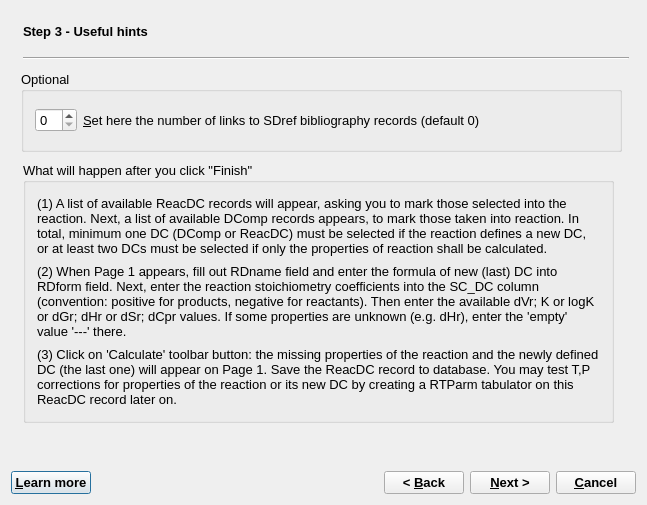
Old version of the form GUI/Dialogs4/ReacDCWizard4.ui in the repository gemshub/GEMSGUI.
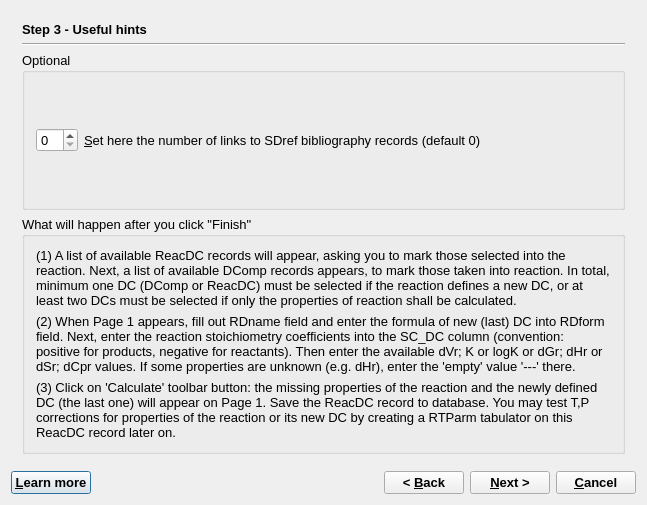
New version of the form. The open tabs and pages were chosen to show the change.

Patch:
```diff
--- a/GUI/Dialogs4/ReacDCWizard4.ui
+++ b/GUI/Dialogs4/ReacDCWizard4.ui
@@ -24,8 +24,8 @@
   <property name="modal">
    <bool>true</bool>
   </property>
-  <layout class="QGridLayout" name="gridLayout">
-   <item row="0" column="0">
+  <layout class="QVBoxLayout" name="verticalLayout_4">
+   <item>
     <widget class="QStackedWidget" name="stackedWidget">
      <property name="mouseTracking">
       <bool>false</bool>
@@ -963,15 +963,9 @@
       </layout>
      </widget>
      <widget class="QWidget" name="page_4">
+      <layout class="QVBoxLayout" name="verticalLayout_3">
+       <item>
       <widget class="QLabel" name="label_3">
-       <property name="geometry">
-        <rect>
-         <x>12</x>
-         <y>12</y>
-         <width>131</width>
-         <height>16</height>
-        </rect>
-       </property>
        <property name="sizePolicy">
         <sizepolicy hsizetype="Preferred" vsizetype="Fixed">
          <horstretch>0</horstretch>
@@ -988,28 +982,16 @@
         <string>Step 3 - Useful hints</string>
        </property>
       </widget>
+       </item>
+       <item>
       <widget class="Line" name="line_4">
-       <property name="geometry">
-        <rect>
-         <x>12</x>
-         <y>39</y>
-         <width>606</width>
-         <height>16</height>
-        </rect>
-       </property>
        <property name="orientation">
         <enum>Qt::Horizontal</enum>
        </property>
       </widget>
+       </item>
+       <item>
       <widget class="QGroupBox" name="groupBox_5">
-       <property name="geometry">
-        <rect>
-         <x>10</x>
-         <y>60</y>
-         <width>601</width>
-         <height>81</height>
-        </rect>
-       </property>
        <property name="sizePolicy">
         <sizepolicy hsizetype="Preferred" vsizetype="Minimum">
          <horstretch>0</horstretch>
@@ -1048,15 +1030,9 @@
         </item>
        </layout>
       </widget>
+       </item>
+       <item>
       <widget class="QGroupBox" name="groupBox_6">
-       <property name="geometry">
-        <rect>
-         <x>12</x>
-         <y>151</y>
-         <width>591</width>
-         <height>261</height>
-        </rect>
-       </property>
        <property name="title">
         <string>What will happen after you click &quot;Finish&quot;</string>
        </property>
@@ -1102,10 +1078,12 @@
         </item>
        </layout>
       </widget>
+       </item>
+      </layout>
      </widget>
     </widget>
    </item>
-   <item row="1" column="0">
+   <item>
     <layout class="QHBoxLayout">
      <item>
       <widget class="QPushButton" name="pHelp">
```
Left out of the diff: 2 changed lines with no effect on the pictures. Lines whose indentation alone changed are shown as unchanged.
